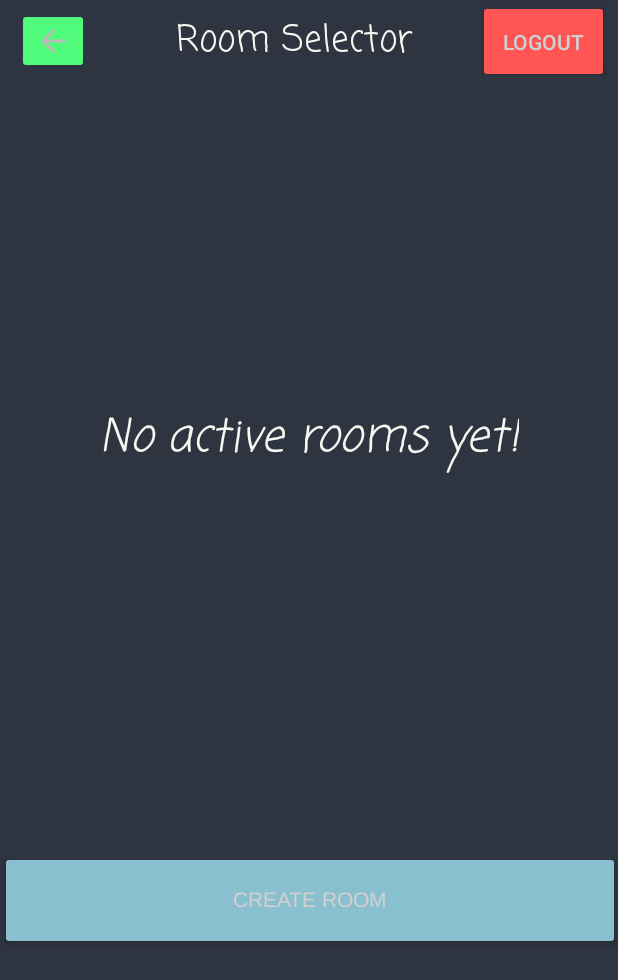
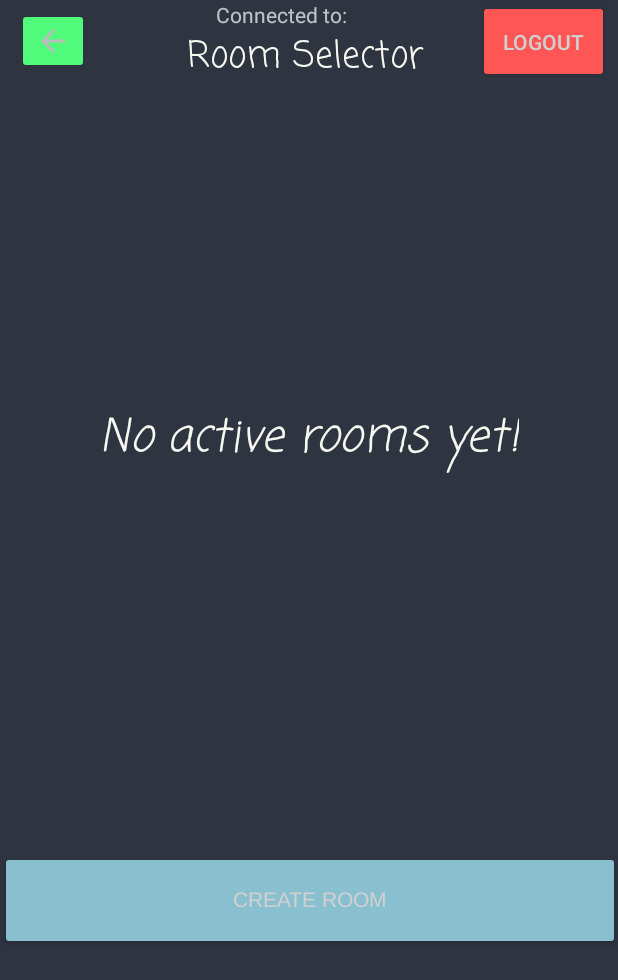
Before and after one commit to ignaudioz/tictactoe-pocket, an Android app: the RoomSelector screen opened directly, with no data from a screen before it, on a phone screen of 412 x 824 dp. Shown: the top 980 px of the screen. Run offline under Robolectric (Android 15) with nearby library versions, the phone set to English and light mode, and no system bars; our stand-ins replace Firebase (no records; nobody signed in at launch, a user with empty details on screens opened directly).

Commit message:
showing current player

```diff
--- a/app/src/main/res/layout/activity_room_selector.xml
+++ b/app/src/main/res/layout/activity_room_selector.xml
@@ -26,6 +26,18 @@
             app:srcCompat="?attr/actionModeCloseDrawable"
             tools:ignore="SpeakableTextPresentCheck,TouchTargetSizeCheck,RedundantDescriptionCheck" />
 
+        <LinearLayout
+            android:layout_width="wrap_content"
+            android:layout_height="wrap_content"
+            android:orientation="vertical">
+
+            <TextView
+                android:id="@+id/nameText"
+                android:layout_width="match_parent"
+                android:layout_height="wrap_content"
+                android:gravity="center"
+                android:text="Connected to: " />
+
             <TextView
                 android:id="@+id/textView3"
                 style="@style/txt1"
@@ -38,6 +50,7 @@
                 android:text="Room Selector"
                 android:textAlignment="center"
                 android:textSize="24sp" />
+        </LinearLayout>
 
         <Button
             android:id="@+id/logoutbtn"
```
Lines whose indentation alone changed are shown as unchanged.
